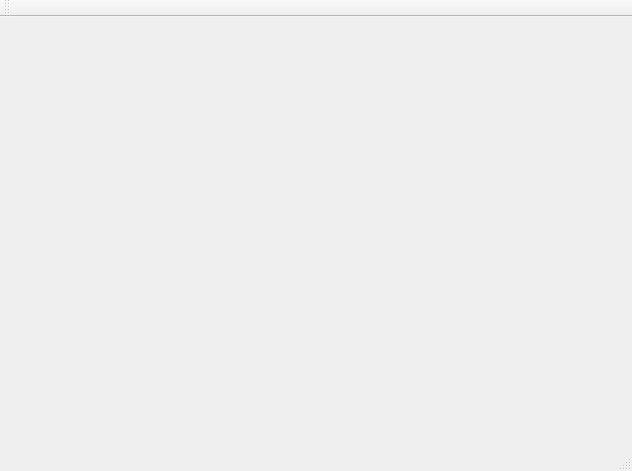
The window that Project_08_02_2016/mainwindow.ui (Eracage/QTSchoolStuff) describes before a commit, drawn with Qt 5.
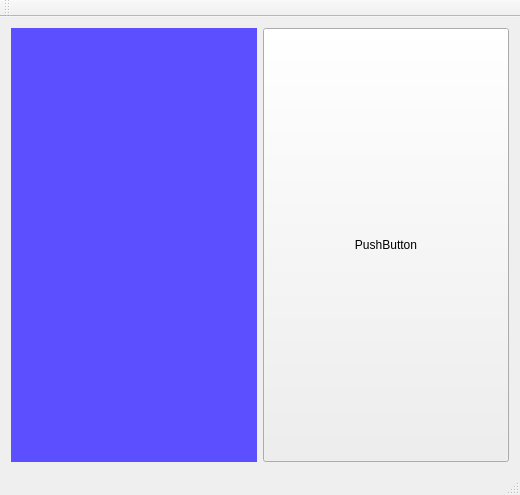
The same window after the commit. Custom widgets are drawn as their Qt base class.

Commit message: Completed clockwidget

Patch:
```diff
--- a/Project_08_02_2016/mainwindow.ui
+++ b/Project_08_02_2016/mainwindow.ui
@@ -6,24 +6,42 @@
    <rect>
     <x>0</x>
     <y>0</y>
-    <width>632</width>
-    <height>471</height>
+    <width>520</width>
+    <height>495</height>
    </rect>
   </property>
   <property name="windowTitle">
    <string>MainWindow</string>
   </property>
   <widget class="QWidget" name="centralWidget">
-   <widget class="ClockWidget" name="widget" native="true">
-    <property name="geometry">
-     <rect>
-      <x>49</x>
-      <y>29</y>
-      <width>171</width>
-      <height>221</height>
-     </rect>
-    </property>
-   </widget>
+   <layout class="QHBoxLayout" name="horizontalLayout">
+    <item>
+     <widget class="ClockWidget" name="widget" native="true">
+      <property name="sizePolicy">
+       <sizepolicy hsizetype="Expanding" vsizetype="Expanding">
+        <horstretch>0</horstretch>
+        <verstretch>0</verstretch>
+       </sizepolicy>
+      </property>
+      <property name="styleSheet">
+       <string notr="true">background : rgb(91, 79, 255)</string>
+      </property>
+     </widget>
+    </item>
+    <item>
+     <widget class="QPushButton" name="pushButton">
+      <property name="sizePolicy">
+       <sizepolicy hsizetype="Expanding" vsizetype="Expanding">
+        <horstretch>0</horstretch>
+        <verstretch>0</verstretch>
+       </sizepolicy>
+      </property>
+      <property name="text">
+       <string>PushButton</string>
+      </property>
+     </widget>
+    </item>
+   </layout>
   </widget>
   <widget class="QMenuBar" name="menuBar">
    <property name="geometry">
```
Left out of the diff: 2 changed lines with no effect on the pictures. The commit also changes 2 other files.
